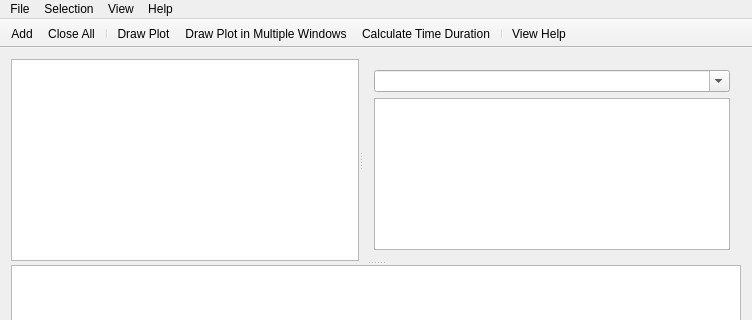
Qt form VisualStatistics/mainwindow.ui (kery/MacVisTat) before a commit; both pictures show x 0 to 752 and y 0 to 320 of the 752 by 458 pixel window.
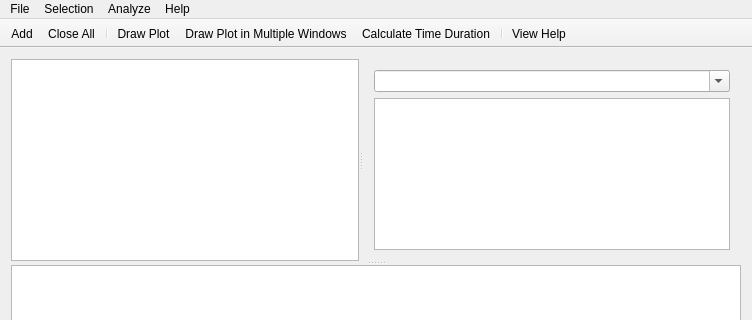
The same form after that commit. Icons and pictures are not drawn.

Commit message: Add about dialog box

```diff
--- a/VisualStatistics/mainwindow.ui
+++ b/VisualStatistics/mainwindow.ui
@@ -134,7 +134,7 @@
    </widget>
    <widget class="QMenu" name="menuView">
     <property name="title">
-     <string>View</string>
+     <string>Analyze</string>
     </property>
     <addaction name="actionDrawPlot"/>
     <addaction name="actionDrawPlotInMultipleWindows"/>
```
Left out of the diff: 9 changed lines with no effect on the pictures. The commit also changes 3 other files.
